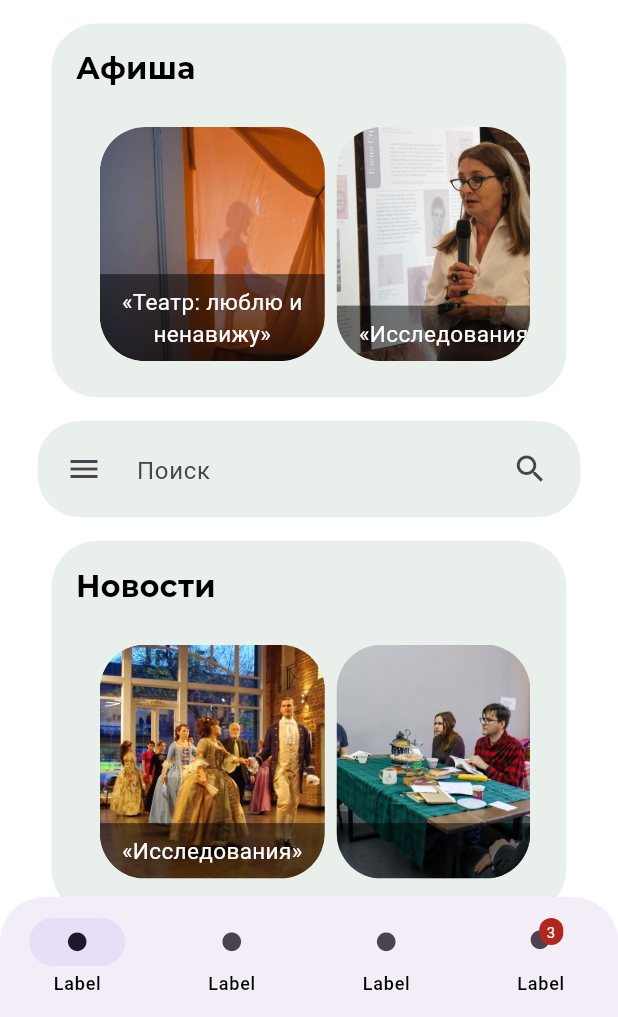
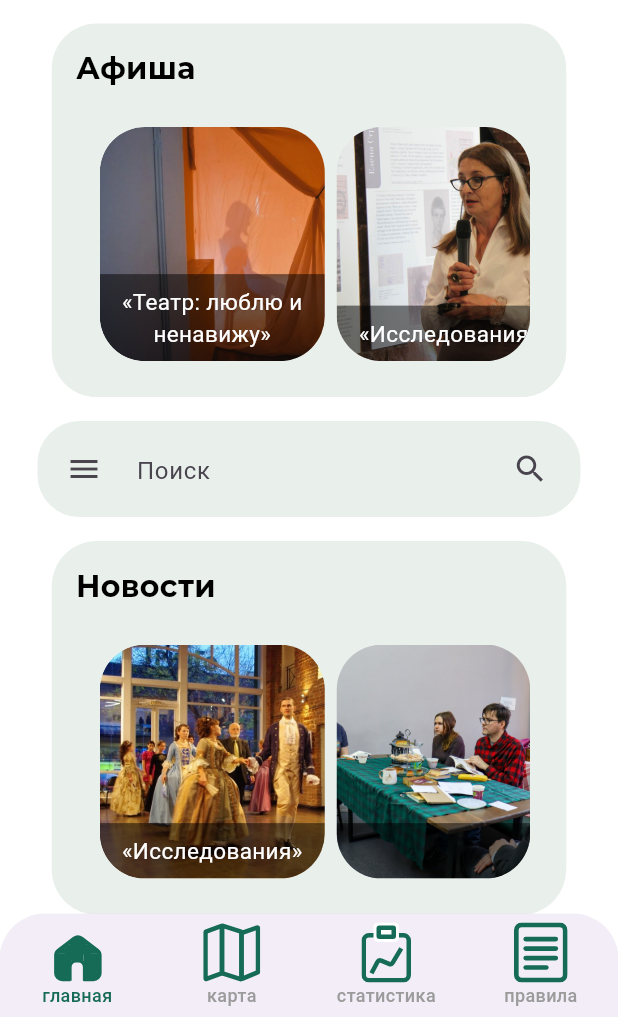
Before and after one commit to AlexVal8/museum-mobile, a Flutter app: the CustomBottomNavigationBar screen opened directly, on a phone screen of 412 x 824 dp, the part 219-1236 px from its top. Run offline on Flutter 3.47's test engine with Material 3 defaults, Android fonts, the phone set to English and light mode, and no system bars; our stand-ins replace fl_chart, flutter_svg, photo_view, shared_preferences; accounts and stored records are empty; generated files the repository leaves out were written again; project files that could hold a hidden picture were left out.

Commit message:
add icons bottom nav bar

```diff
--- a/lib/classes/navigation_bar.dart
+++ b/lib/classes/navigation_bar.dart
@@ -37,22 +37,72 @@ class _CustomBottomNavigationBarState extends State<CustomBottomNavigationBar> {
           borderRadius: const BorderRadius.vertical(
             top: Radius.circular(30),
           ),
-          child: NavigationBar(
+          child: BottomNavigationBar(
             backgroundColor: Color(0xffF3EDF7),
-            selectedIndex: _currentIndex,
-            indicatorColor: Color(0xffE8DEF8),
-            onDestinationSelected: (index) {
+            currentIndex: _currentIndex,
+            onTap: (index) {
               setState(() {
                 _currentIndex = index;
               });
             },
-            destinations: [
-              NavigationDestination(icon: Icon(Icons.circle, size: 15, color: Color(0xff1D192B)), label: 'Label'),
-              NavigationDestination(icon: Icon(Icons.circle, size: 15, color: Color(0xff49454F)), label: 'Label'),
-              NavigationDestination(icon: Icon(Icons.circle, size: 15, color: Color(0xff49454F)), label: 'Label'),
-              NavigationDestination(
-                icon: BadgeIcon(),
-                label: 'Label',
+            selectedItemColor: Color(0xff156B55),
+            unselectedItemColor: Color(0xff9B9B9B),
+            selectedLabelStyle: TextStyle(color: Color(0xff156B55), fontSize: 12, fontFamily: 'Roboto', fontWeight: FontWeight.w600),
+            unselectedLabelStyle: TextStyle(color: Color(0xff9B9B9B), fontSize: 12, fontFamily: 'Roboto', fontWeight: FontWeight.w600),
+
+            type: BottomNavigationBarType.fixed,
+            items: [
+              BottomNavigationBarItem(
+                icon: SvgPicture.asset(
+                  'assets/images/main.svg',
+                  width: 40,
+                  height: 40,
+                ),
+                activeIcon: SvgPicture.asset(
+                  'assets/images/main_select.svg',
+                  width: 40,
+                  height: 40,
+                ),
+                label: 'главная',
+              ),
+              BottomNavigationBarItem(
+                icon: SvgPicture.asset(
+                  'assets/images/map.svg',
+                  width: 40,
+                  height: 40,
+                ),
+                activeIcon: SvgPicture.asset(
+                  'assets/images/map_select.svg',
+                  width: 40,
+                  height: 40,
+                ),
+                label: 'карта',
+              ),
+              BottomNavigationBarItem(
+                icon: SvgPicture.asset(
+                  'assets/images/stat.svg',
+                  width: 40,
+                  height: 40,
+                ),
+                activeIcon: SvgPicture.asset(
+                  'assets/images/stat_select.svg',
+                  width: 40,
+                  height: 40,
+                ),
+                label: 'статистика',
+              ),
+              BottomNavigationBarItem(
+                icon: SvgPicture.asset(
+                  'assets/images/rules.svg',
+                  width: 40,
+                  height: 40,
+                ),
+                activeIcon: SvgPicture.asset(
+                  'assets/images/rules_select.svg',
+                  width: 40,
+                  height: 40,
+                ),
+                label: 'правила',
               ),
             ],
           ),
```
Also changed, not shown: assets/images/floor0.svg, assets/images/floor1.svg, assets/images/floor2.svg, assets/images/main.svg (added), assets/images/main_select.svg (added), assets/images/map.svg (added), assets/images/map_select.svg (added), assets/images/rules.svg (added), assets/images/rules_select.svg (added), assets/images/stat.svg (added), assets/images/stat_select.svg (added).
